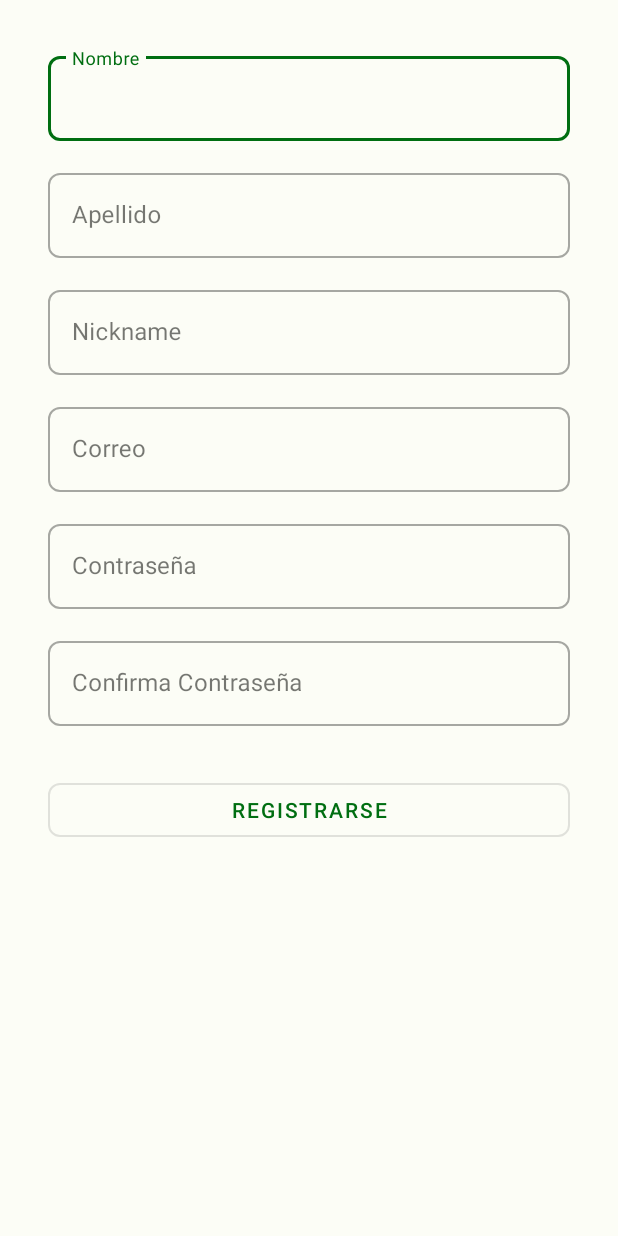
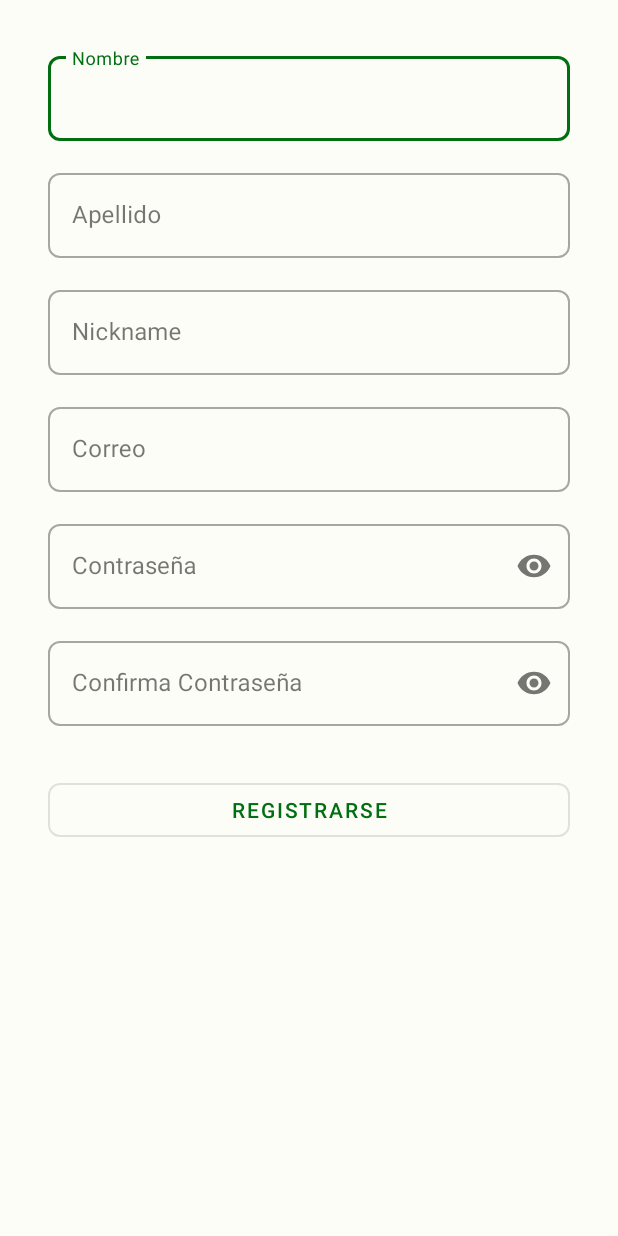
Before and after one commit to Dev-Riders/TrackTrainerAPP, an Android app: the RegistroActivity screen opened directly, with no data from a screen before it, on a phone screen of 412 x 824 dp. Run offline under Robolectric (Android 15) with nearby library versions, the phone set to English and light mode, and no system bars; our stand-ins replace Volley; network calls fail.

Commit message:
Cambios minimos en archivos en constants y registros

```diff
--- a/app/src/main/java/dev/devriders/tracktrainer/utils/Constants.java
+++ b/app/src/main/java/dev/devriders/tracktrainer/utils/Constants.java
@@ -1,5 +1,6 @@
 package dev.devriders.tracktrainer.utils;
 
 public class Constants {
-    public static final String BASE_URL = "http://10.0.2.2:25513";
+    public static final String BASE_URL = "http://172.20.10.3:25513"; //Para probar con ip del computador via red interna
+    //public static final String BASE_URL = "http://10.0.2.2:25513"; //Para probar con emulador
 }
--- a/app/src/main/java/dev/devriders/tracktrainer/views/activities/welcome/auth/LoginActivity.java
+++ b/app/src/main/java/dev/devriders/tracktrainer/views/activities/welcome/auth/LoginActivity.java
@@ -139,7 +139,7 @@ public class LoginActivity extends AppCompatActivity {
             Log.d(TAG, "Login response: " + result);
 
             if (!result.isEmpty()) {
-                Toast.makeText(LoginActivity.this, "Login exitoso", Toast.LENGTH_SHORT).show();
+                Toast.makeText(LoginActivity.this, "Ingreso exitoso", Toast.LENGTH_SHORT).show();
                 Intent intent = new Intent(LoginActivity.this, HomeActivity.class);
                 startActivity(intent);
                 finish();
--- a/app/src/main/res/layout/activity_registro.xml
+++ b/app/src/main/res/layout/activity_registro.xml
@@ -117,7 +117,8 @@
         app:boxCornerRadiusTopStart="8dp"
         app:boxCornerRadiusTopEnd="8dp"
         app:boxCornerRadiusBottomStart="8dp"
-        app:boxCornerRadiusBottomEnd="8dp">
+        app:boxCornerRadiusBottomEnd="8dp"
+        app:endIconMode="password_toggle">
 
         <com.google.android.material.textfield.TextInputEditText
             android:id="@+id/et_Contraseña"
@@ -141,7 +142,8 @@
         app:boxCornerRadiusTopStart="8dp"
         app:boxCornerRadiusTopEnd="8dp"
         app:boxCornerRadiusBottomStart="8dp"
-        app:boxCornerRadiusBottomEnd="8dp">
+        app:boxCornerRadiusBottomEnd="8dp"
+        app:endIconMode="password_toggle">
 
         <com.google.android.material.textfield.TextInputEditText
             android:id="@+id/et_Confirma_Contraseña"
```
Also changed, not shown: app/src/main/res/layout/fragment_usuario.xml (+14 -4 lines).
